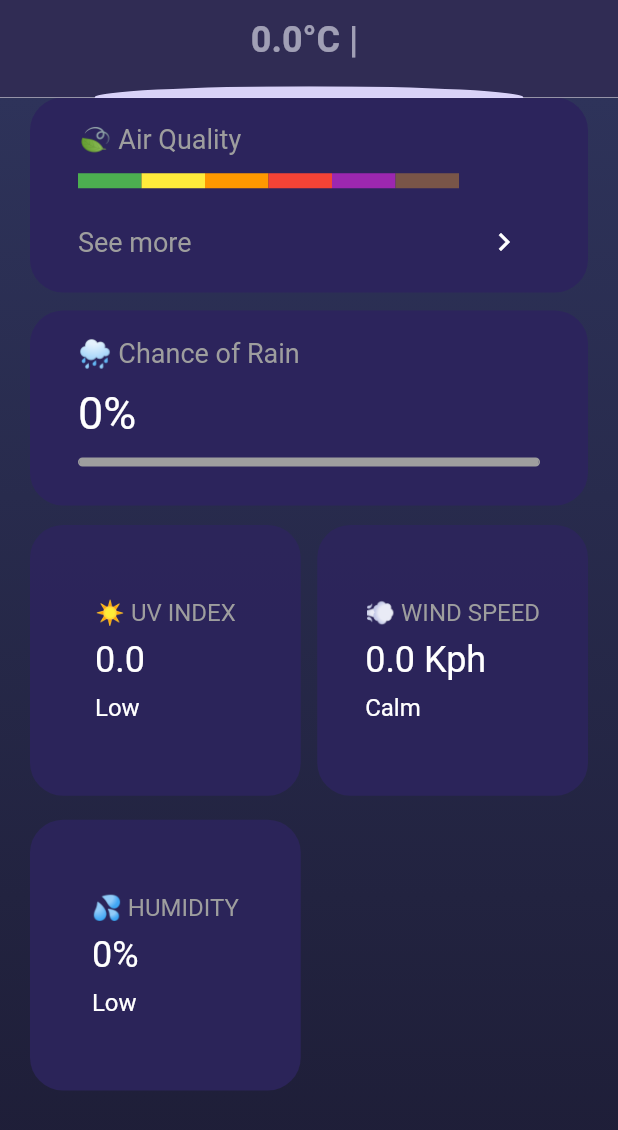
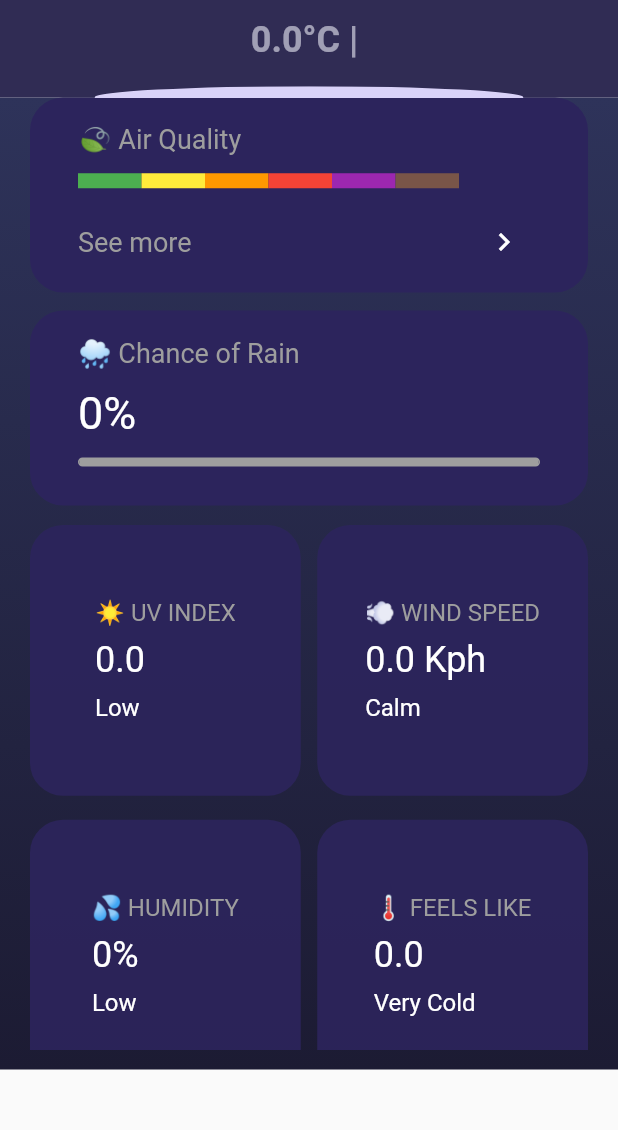
Before and after one commit to nmustakim/weather_app_rest_api_flutter, a Flutter app: the ForecastHourDetails screen opened directly with empty values, on a phone screen of 412 x 824 dp. Shown: the top 1130 px of the screen. Run offline on Flutter 3.47's test engine with Material 2 defaults, Android fonts, the phone set to English and light mode, and no system bars; our stand-ins replace geolocator, get, google_fonts; statements that could not run were skipped.

Commit message:
hourly details

```diff
--- a/lib/screens/forecast_hour_details.dart
+++ b/lib/screens/forecast_hour_details.dart
@@ -182,7 +182,7 @@ class ForecastHourDetails extends StatelessWidget {
                   height: 13,
                 ),
                 SizedBox(
-                  height: 500,
+                  height: 350,
                   child: GridView(
                     physics: const NeverScrollableScrollPhysics(),
                     gridDelegate:
@@ -216,6 +216,8 @@ class ForecastHourDetails extends StatelessWidget {
                       buildForecastDetailsCard('💦 HUMIDITY',
                           "${hourlyData.humidity.toString()}%" , hourlyData.humidity! < 25 ? 'Low':hourlyData.humidity! < 30 ? 'Fair':hourlyData.humidity! < 60 ? 'Healthy':hourlyData.humidity! < 70 ? 'Fair' : 'High')
 
+                      ,
+                      buildForecastDetailsCard('🌡️ FEELS LIKE', hourlyData.feelslikeC.toString(), hourlyData.feelslikeC! <= 0 ? 'Very Cold': hourlyData.feelslikeC! <= 10 ? 'Cold':hourlyData.feelslikeC! <= 15 ? 'Cool':hourlyData.feelslikeC! <= 20?"Warm":hourlyData.feelslikeC! <= 25?'Warm to hot':hourlyData.feelslikeC! <= 30 ? "Feeling hot":hourlyData.feelslikeC! < 40 ?"Very hot":hourlyData.feelslikeC! <= 50 ? "Extremely hot": "Too hot to live in")
                     ]
                   ),
                 ),
@@ -250,7 +252,7 @@ Widget buildForecastDetailsCard(String text1,text2,text3) {
                 fontSize: 16, fontWeight: FontWeight.w400, color: Colors.grey),
           ),
          const SizedBox(height: 8,),
-         Text( text2,
+         Text( text2,overflow: TextOverflow.ellipsis,
             style: GoogleFonts.roboto(
                 fontSize: 24, fontWeight: FontWeight.w400, color: Colors.white),
           ),
```
